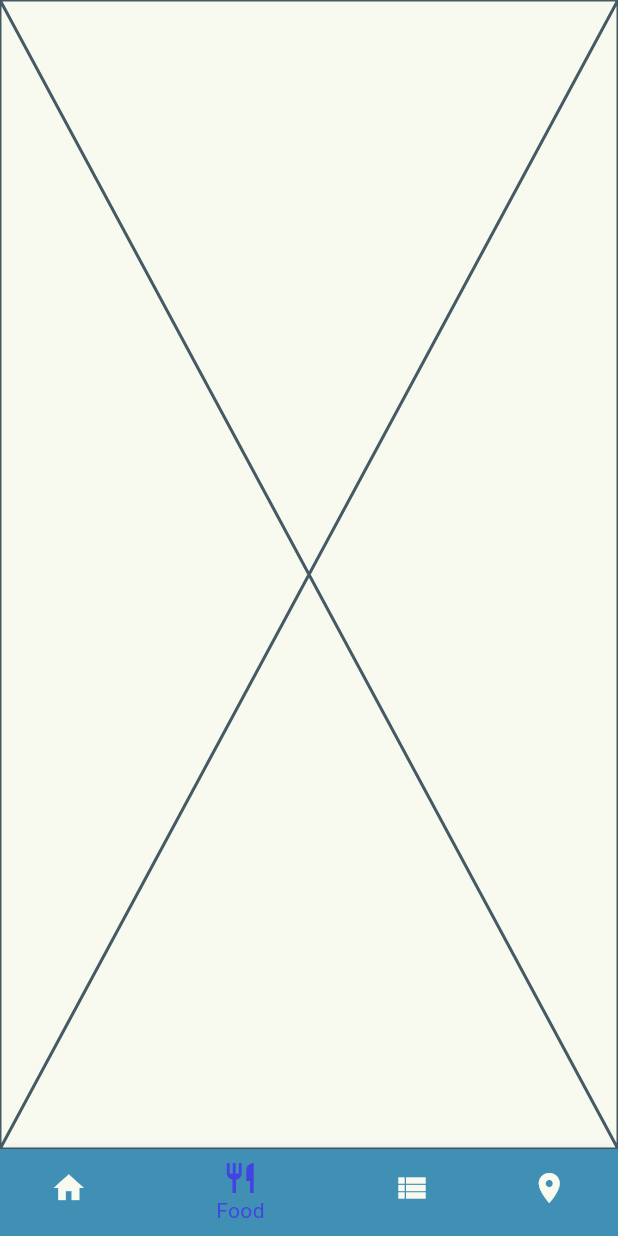
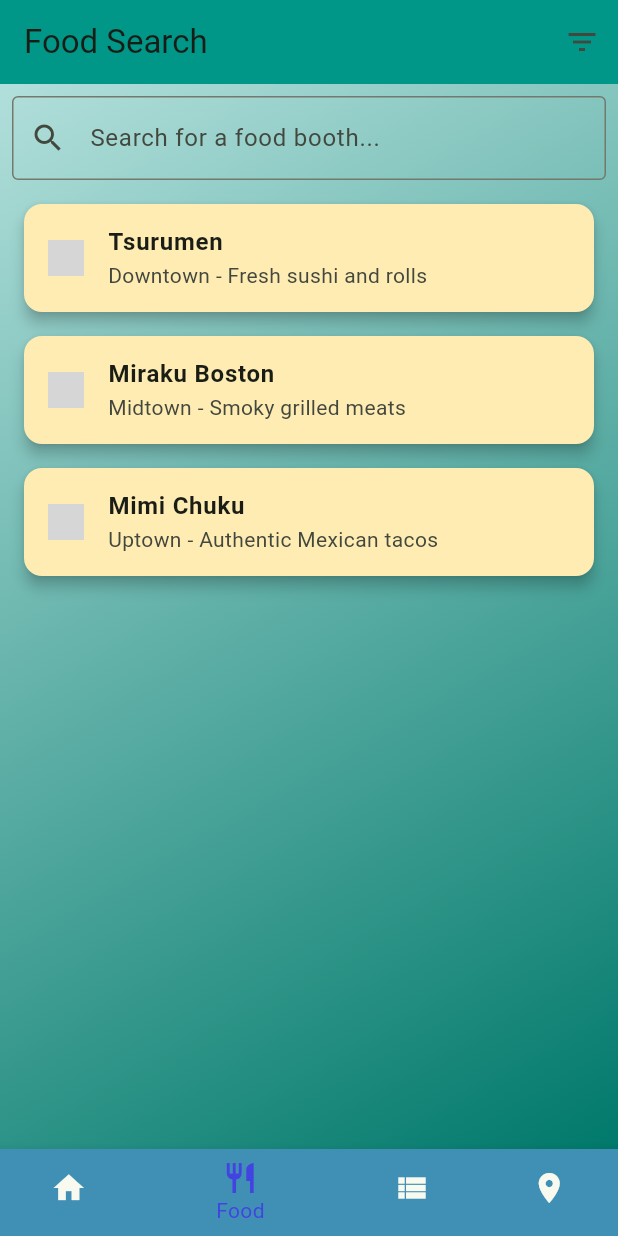
Before and after one commit to sushib0mb/JFB, a Flutter app: the screen it shows after launch, item 2 of the bottom bar chosen, on a phone screen of 412 x 824 dp. Run offline on Flutter 3.47's test engine with Material 3 defaults, Android fonts, the phone set to English and light mode, and no system bars; grey boxes are pictures that could not be loaded.

Commit message:
Added search and filtering functionality.  Figured out how to add logo using a dictionary and added some light styling/animation using packages given by flutter

```diff
--- a/jfbfestival/lib/main.dart
+++ b/jfbfestival/lib/main.dart
@@ -1,5 +1,7 @@
 import 'package:flutter/material.dart';
 import 'package:provider/provider.dart';
+import 'package:jfbfestival/pages/food_page.dart';
+
 
 void main() {
   runApp(MyApp());
@@ -40,9 +42,9 @@ class _HomePageState extends State<HomePage> {
   var selectedIndex = 0;
 
   // TODO(all): "link to your page here"
-  static const List<Widget> widgetOptions = <Widget>[
+  static List<Widget> widgetOptions = <Widget>[
     Placeholder(),
-    Placeholder(),
+    FoodPage(),
     Placeholder(),
     Placeholder(),
   ];
--- /dev/null
+++ b/jfbfestival/lib/pages/food_page.dart
@@ -0,0 +1,278 @@
+import 'package:flutter/material.dart';
+
+void main() => runApp(MyApp());
+
+class MyApp extends StatelessWidget {
+  @override
+  Widget build(BuildContext context) {
+    return MaterialApp(
+      title: 'Food App',
+      home: MainPage(),
+    );
+  }
+}
+
+class MainPage extends StatefulWidget {
+  @override
+  _MainPageState createState() => _MainPageState();
+}
+
+class _MainPageState extends State<MainPage> {
+  int _currentIndex = 0;
+  final List<Widget> _pages = [
+    HomePage(),
+    FoodPage(),
+  ];
+
+  @override
+  Widget build(BuildContext context) {
+    return Scaffold(
+      body: _pages[_currentIndex],
+      bottomNavigationBar: BottomNavigationBar(
+        currentIndex: _currentIndex,
+        onTap: (index) {
+          setState(() {
+            _currentIndex = index;
+          });
+        },
+        selectedItemColor: Colors.teal,
+        items: [
+          BottomNavigationBarItem(icon: Icon(Icons.home), label: 'Home'),
+          BottomNavigationBarItem(icon: Icon(Icons.restaurant), label: 'Food'),
+        ],
+      ),
+    );
+  }
+}
+
+class HomePage extends StatelessWidget {
+  @override
+  Widget build(BuildContext context) {
+    return Scaffold(
+      body: Center(child: Text('Welcome to the Home Page')),
+    );
+  }
+}
+
+class FoodPage extends StatefulWidget {
+  @override
+  _FoodPageState createState() => _FoodPageState();
+}
+
+class _FoodPageState extends State<FoodPage> with SingleTickerProviderStateMixin {
+  final TextEditingController _searchController = TextEditingController();
+  late AnimationController _animationController;
+  late Animation<double> _fadeAnimation;
+
+  List<Map<String, String>> foodBooths = [
+    {'name': 'Tsurumen', 'location': 'Downtown', 'image': 'assets/sushi.jpg', 'info': 'Fresh sushi and rolls'},
+    {'name': 'Miraku Boston', 'location': 'Midtown', 'image': '/Users/jordanlin/JFBProject/JFB/jfbfestival/assets/miraku_boston.png', 'info': 'Smoky grilled meats'},
+    {'name': 'Mimi Chuku', 'location': 'Uptown', 'image': 'assets/taco.jpg', 'info': 'Authentic Mexican tacos'},
+  ];
+
+  List<Map<String, String>> filteredBooths = [];
+  List<String> selectedFilters = [];
+
+  @override
+  void initState() {
+    super.initState();
+    filteredBooths = foodBooths;
+    _animationController = AnimationController(
+      duration: Duration(milliseconds: 500),
+      vsync: this,
+    );
+    _fadeAnimation = CurvedAnimation(parent: _animationController, curve: Curves.easeIn);
+    _animationController.forward();
+  }
+
+  @override
+  void dispose() {
+    _searchController.dispose();
+    _animationController.dispose();
+    super.dispose();
+  }
+
+  void _filterSearch(String query) {
+    setState(() {
+      filteredBooths = foodBooths
+          .where((booth) => booth['name']!.toLowerCase().contains(query.toLowerCase()))
+          .toList();
+      _animationController.forward(from: 0);
+    });
+  }
+
+  void _openFilterMenu(BuildContext context) {
+    showDialog(
+      context: context,
+      builder: (context) {
+        return StatefulBuilder(
+          builder: (context, setStateDialog) {
+            return AlertDialog(
+              title: Text("Select Filters"),
+              content: Column(
+                mainAxisSize: MainAxisSize.min,
+                children: [
+                  ...['Downtown', 'Midtown', 'Uptown'].map((location) => CheckboxListTile(
+                        title: Text(location),
+                        value: selectedFilters.contains(location),
+                        activeColor: Colors.teal,
+                        onChanged: (bool? newValue) {
+                          setStateDialog(() {
+                            if (newValue == true) {
+                              selectedFilters.add(location);
+                            } else {
+                              selectedFilters.remove(location);
+                            }
+                          });
+                          setState(() => _applyFilters());
+                        },
+                      )),
+                  ListTile(
+                    title: Text("Clear All Filters", style: TextStyle(color: Colors.red)),
+                    onTap: () {
+                      setStateDialog(() => selectedFilters.clear());
+                      setState(() => _applyFilters());
+                      Navigator.pop(context);
+                    },
+                  ),
+                ],
+              ),
+            );
+          },
+        );
+      },
+    );
+  }
+
+  void _applyFilters() {
+    setState(() {
+      if (selectedFilters.isEmpty) {
+        filteredBooths = foodBooths;
+      } else {
+        filteredBooths = foodBooths
+            .where((booth) => selectedFilters.contains(booth['location']))
+            .toList();
+      }
+      _animationController.forward(from: 0);
+    });
+  }
+
+  @override
+  Widget build(BuildContext context) {
+    return Scaffold(
+      appBar: AppBar(
+        backgroundColor: Colors.teal,
+        title: Text("Food Search"),
+        actions: [
+          IconButton(
+            icon: Icon(Icons.filter_list),
+            onPressed: () => _openFilterMenu(context),
+          ),
+        ],
+      ),
+      body: Container(
+        decoration: BoxDecoration(
+          gradient: LinearGradient(
+            colors: [Colors.teal.shade100, Colors.teal.shade700],
+            begin: Alignment.topLeft,
+            end: Alignment.bottomRight,
+          ),
+        ),
+        child: Column(
+          children: [
+            Padding(
+              padding: EdgeInsets.all(8.0),
+              child: TextField(
+                controller: _searchController,
+                onChanged: _filterSearch,
+                decoration: InputDecoration(
+                  hintText: "Search for a food booth...",
+                  border: OutlineInputBorder(),
+                  prefixIcon: Icon(Icons.search),
+                ),
+              ),
+            ),
+            Expanded(
+              child: FadeTransition(
+                opacity: _fadeAnimation,
+                child: ListView.builder(
+                  itemCount: filteredBooths.length,
+                  itemBuilder: (context, index) {
+                    final booth = filteredBooths[index];
+                    return Card(
+                      color: Colors.amber.shade100,
+                      margin: EdgeInsets.symmetric(vertical: 8, horizontal: 16),
+                      elevation: 4,
+                      shape: RoundedRectangleBorder(
+                        borderRadius: BorderRadius.circular(12),
+                      ),
+                      child: ListTile(
+                        leading: ClipRRect(
+                          borderRadius: BorderRadius.circular(8),
+                          child: Image.asset(
+                            booth['image']!,
+                            width: 50,
+                            height: 50,
+                            fit: BoxFit.cover,
+                            errorBuilder: (context, error, stackTrace) => Icon(Icons.broken_image),
+                          ),
+                        ),
+                        title: Text(booth['name']!, style: TextStyle(fontWeight: FontWeight.bold)),
+                        subtitle: Text("${booth['location']} - ${booth['info']}"),
+                        onTap: () {
+                          Navigator.push(
+                            context,
+                            MaterialPageRoute(builder: (context) => BoothDetailsPage(booth)),
+                          );
+                        },
+                      ),
+                    );
+                  },
+                ),
+              ),
+            ),
+          ],
+        ),
+      ),
+    );
+  }
+}
+
+class BoothDetailsPage extends StatelessWidget {
+  final Map<String, String> booth;
+
+  BoothDetailsPage(this.booth);
+
+  @override
+  Widget build(BuildContext context) {
+    return Scaffold(
+      appBar: AppBar(title: Text(booth['name']!), backgroundColor: Colors.teal),
+      body: SingleChildScrollView(
+        child: Column(
+          children: [
+            Image.asset(
+              booth['image']!,
+              height: 200,
+              width: double.infinity,
+              fit: BoxFit.cover,
+              errorBuilder: (context, error, stackTrace) => Icon(Icons.broken_image, size: 200),
+            ),
+            Padding(
+              padding: EdgeInsets.all(16.0),
+              child: Column(
+                crossAxisAlignment: CrossAxisAlignment.start,
+                children: [
+                  Text(booth['name']!, style: TextStyle(fontSize: 24, fontWeight: FontWeight.bold)),
+                  SizedBox(height: 8),
+                  Text("Location: ${booth['location']}", style: TextStyle(fontSize: 16)),
+                  SizedBox(height: 8),
+                  Text(booth['info']!, style: TextStyle(fontSize: 16)),
+                ],
+              ),
+            ),
+          ],
+        ),
+      ),
+    );
+  }
+}
```
Also changed, not shown: jfbfestival/pubspec.yaml (+2 -8 lines), jfbfestival/assets/miraku_boston.png (added).
